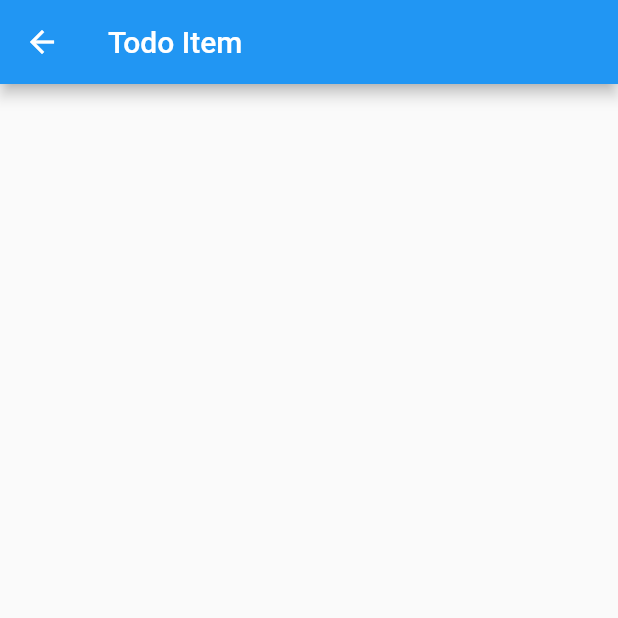
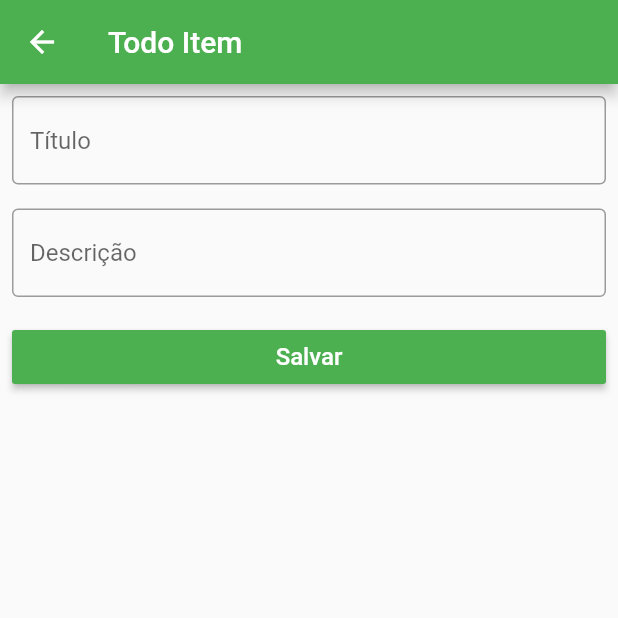
Before and after one commit to MuriloAlexSilva/todo_app, a Flutter app: the screen it shows after launch, after a tap on the "add" icon, on a phone screen of 412 x 824 dp, the top half of it. Run offline on Flutter 3.47's test engine with Material 2 defaults, Android fonts, the phone set to English and light mode, and no system bars; our stand-ins replace shared_preferences.

Commit message:
Finalização do app Todo

```diff
--- /dev/null
+++ b/lib/models/Todo.dart
@@ -0,0 +1,25 @@
+class Todo {
+  String titulo;
+  String descricao;
+  String status;
+
+  Todo();
+
+  Todo.fromTituloDescricao(String titulo, String descricao) {
+    this.titulo = titulo;
+    this.descricao = descricao;
+    this.status = "A";
+  }
+
+  //Para converter para json
+  Todo.fromJson(Map<String, dynamic> json)
+      : titulo = json['titulo'],
+        descricao = json['descricao'],
+        status = json['status'];
+
+  Map toJson() => {
+        'titulo': titulo,
+        'descricao': descricao,
+        'status': status,
+      };
+}
--- a/lib/screens/todo_item.dart
+++ b/lib/screens/todo_item.dart
@@ -1,17 +1,104 @@
+import 'dart:convert';
+
 import 'package:flutter/material.dart';
+import 'package:shared_preferences/shared_preferences.dart';
+import 'package:todo_app/models/Todo.dart';
 
 class TodoItem extends StatefulWidget {
+  final Todo todo;
+  final int index;
+
+  TodoItem({Key key, @required this.todo, @required this.index})
+      : super(key: key);
+
   @override
-  _TodoItemState createState() => _TodoItemState();
+  _TodoItemState createState() => _TodoItemState(todo, index);
 }
 
 class _TodoItemState extends State<TodoItem> {
+  Todo _todo;
+  int _index;
+
+  final _tituloController = TextEditingController();
+  final _descricaoController = TextEditingController();
+
+  final key = GlobalKey<ScaffoldState>();
+
+  _TodoItemState(Todo todo, int index) {
+    this._todo = todo;
+    this._index = index;
+    if (_todo != null) {
+      _tituloController.text = _todo.titulo;
+      _descricaoController.text = _todo.descricao;
+    }
+  }
+
+  _saveItem() async {
+    if (_tituloController.text.isEmpty || _descricaoController.text.isEmpty) {
+      key.currentState.showSnackBar(
+          SnackBar(content: Text('Título e descrição são obrigatórios.')));
+    } else {
+      SharedPreferences prefs = await SharedPreferences.getInstance();
+      List<Todo> list = [];
+
+      var data = prefs.getString('list');
+      if (data != null) {
+        var objs = jsonDecode(data) as List;
+        list = objs.map((obj) => Todo.fromJson(obj)).toList();
+      }
+
+      _todo = Todo.fromTituloDescricao(
+          _tituloController.text, _descricaoController.text);
+      if (_index != -1) {
+        list[_index] = _todo;
+      } else {
+        list.add(_todo);
+      }
+
+      prefs.setString('list', jsonEncode(list));
+      Navigator.pop(context);
+    }
+  }
+
   @override
   Widget build(BuildContext context) {
     return Scaffold(
-      appBar: AppBar(
-        title: Text("Todo Item"),
-      ),
-    );
+        key: key,
+        appBar: AppBar(backgroundColor: Colors.green, title: Text('Todo Item')),
+        body: Column(
+          children: [
+            Padding(
+              padding: const EdgeInsets.all(8.0),
+              child: TextField(
+                controller: _tituloController,
+                decoration: InputDecoration(
+                    hintText: 'Título', border: OutlineInputBorder()),
+              ),
+            ),
+            Padding(
+              padding: const EdgeInsets.all(8.0),
+              child: TextField(
+                controller: _descricaoController,
+                decoration: InputDecoration(
+                    hintText: 'Descrição', border: OutlineInputBorder()),
+              ),
+            ),
+            Padding(
+              padding: const EdgeInsets.all(8.0),
+              child: ButtonTheme(
+                minWidth: double.infinity,
+                child: RaisedButton(
+                  child: Text(
+                    'Salvar',
+                    style: TextStyle(fontSize: 16.0),
+                  ),
+                  color: Colors.green,
+                  textColor: Colors.white,
+                  onPressed: () => _saveItem(),
+                ),
+              ),
+            )
+          ],
+        ));
   }
 }
--- a/pubspec.yaml
+++ b/pubspec.yaml
@@ -23,7 +23,7 @@ environment:
 dependencies:
   flutter:
     sdk: flutter
-
+  shared_preferences: ^0.5.10
 
   # The following adds the Cupertino Icons font to your application.
   # Use with the CupertinoIcons class for iOS style icons.
```
Also changed, not shown: lib/screens/todo_list.dart (+100 -16 lines), pubspec.lock.
